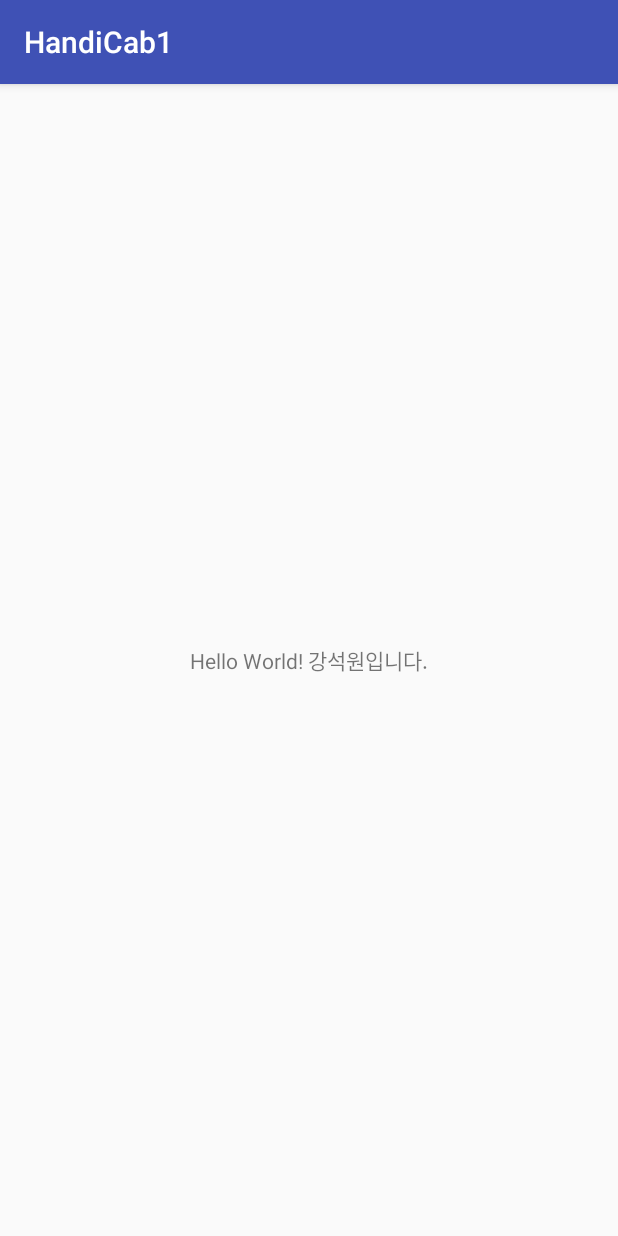
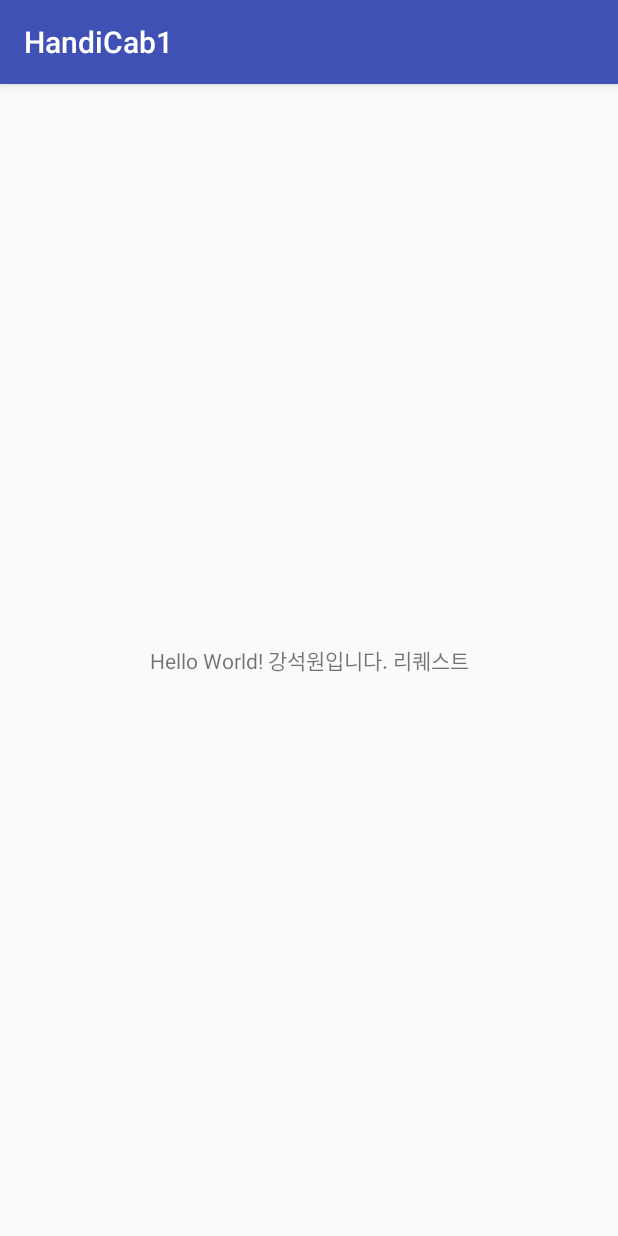
Before and after one commit to jangDta/HandiCab, an Android app: the screen it shows after launch (MainActivity), on a phone screen of 412 x 824 dp. Run offline under Robolectric (Android 15) with nearby library versions, the phone set to English and light mode, and no system bars.

Commit message:
리퀘스트 연습

```diff
--- a/HandiCab1/app/src/main/res/layout/activity_main.xml
+++ b/HandiCab1/app/src/main/res/layout/activity_main.xml
@@ -9,7 +9,7 @@
     <TextView
         android:layout_width="wrap_content"
         android:layout_height="wrap_content"
-        android:text="Hello World! 강석원입니다."
+        android:text="Hello World! 강석원입니다. 리퀘스트"
         app:layout_constraintBottom_toBottomOf="parent"
         app:layout_constraintLeft_toLeftOf="parent"
         app:layout_constraintRight_toRightOf="parent"
```
